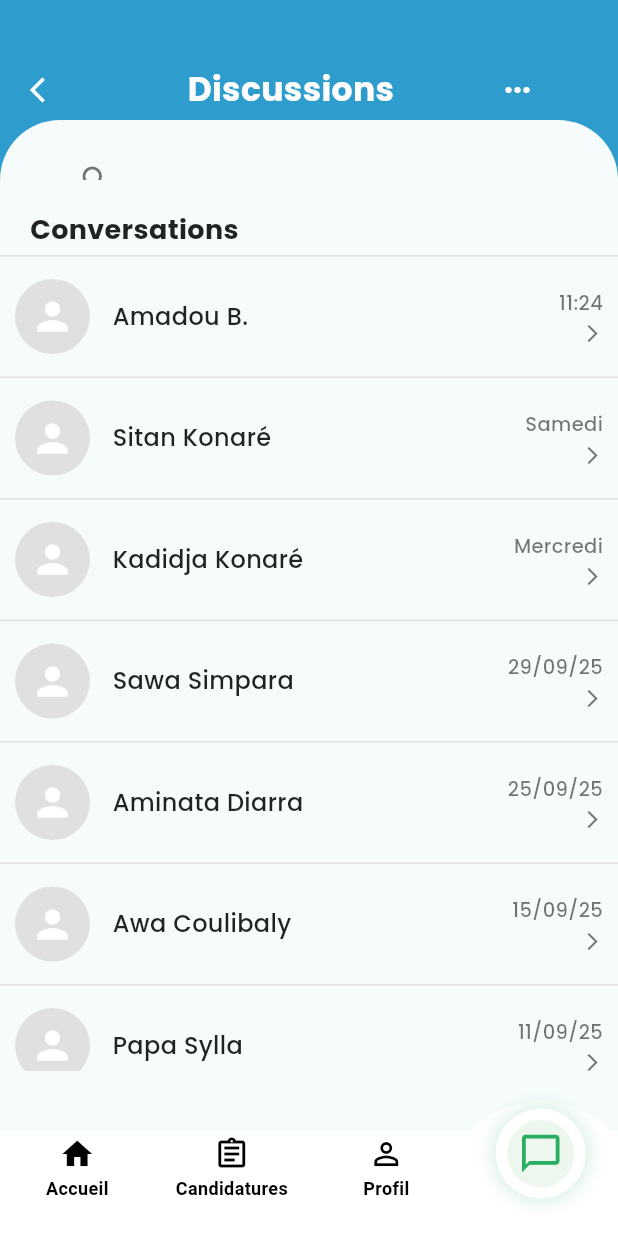
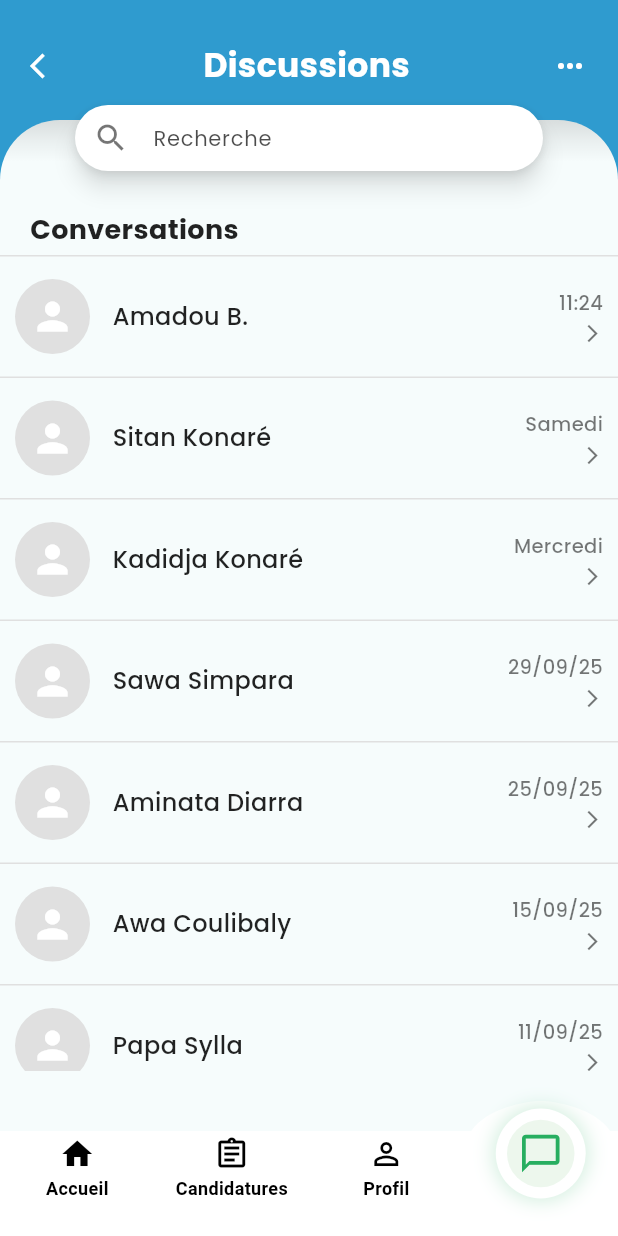
Before and after one commit to Tji-Teliman/tji_teliman_mobile, a Flutter app: the MessageConversationScreen screen opened directly, on a phone screen of 412 x 824 dp. Run offline on Flutter 3.47's test engine with Material 3 defaults, Android fonts, the light colour scheme and no system bars; our stand-ins replace google_fonts, google_maps_flutter.

Commit message:
modification de certaines pages

```diff
--- a/lib/screens/screens_jeunes/chat_screen.dart
+++ b/lib/screens/screens_jeunes/chat_screen.dart
@@ -139,6 +139,7 @@ class _ChatScreenState extends State<ChatScreen> {
       appBar: CustomHeader(
         title: widget.interlocutorName,
         useCompactStyle: true,
+        centerTitle: false,
         leftWidget: const CircleAvatar(
           radius: 18,
           backgroundColor: Colors.white,
--- a/lib/screens/screens_jeunes/message_conversation.dart
+++ b/lib/screens/screens_jeunes/message_conversation.dart
@@ -55,8 +55,7 @@ class _MessageConversationScreenState extends State<MessageConversationScreen> {
   // Widget pour la barre de recherche
   Widget _buildSearchBar() {
     return Container(
-      // La hauteur de 40 est maintenue pour respecter la taille
-      height: 40,
+      height: 44,
       decoration: BoxDecoration(
         color: Colors.white,
         borderRadius: BorderRadius.circular(25),
@@ -75,7 +74,7 @@ class _MessageConversationScreenState extends State<MessageConversationScreen> {
           hintStyle: GoogleFonts.poppins(color: darkGrey.withOpacity(0.7)),
           // Assure que le champ de texte prend toute la hauteur sans bordure
           border: InputBorder.none,
-          contentPadding: const EdgeInsets.symmetric(vertical: 8),
+          contentPadding: const EdgeInsets.symmetric(vertical: 10),
         ),
         style: GoogleFonts.poppins(fontSize: 14, color: Colors.black87),
       ),
@@ -192,16 +191,16 @@ class _MessageConversationScreenState extends State<MessageConversationScreen> {
       // 1. HEADER personnalisé avec CustomHeader
       appBar: CustomHeader(
         title: 'Discussions',
-        rightIcon: Icons.more_horiz,
+        customRightWidget: const Padding(
+          padding: EdgeInsets.only(left: 14.0),
+          child: Icon(Icons.more_horiz, color: Colors.white, size: 24),
+        ),
         onBack: () {
           Navigator.of(context).pushReplacement(
             MaterialPageRoute(builder: (context) => const HomeJeuneScreen()),
           );
         },
-        bottomWidget: Padding(
-          padding: const EdgeInsets.symmetric(horizontal: 20.0, vertical: 8.0),
-          child: _buildSearchBar(),
-        ),
+        bottomWidget: _buildSearchBar(),
       ),
 
       // 2. CORPS de la Page : Liste des Conversations
--- a/lib/widgets/custom_header.dart
+++ b/lib/widgets/custom_header.dart
@@ -7,7 +7,7 @@ import 'package:google_fonts/google_fonts.dart';
 const Color primaryBlue = Color(0xFF2563EB);
 const Color darkGrey = Colors.black54;
 
-class CustomHeader extends StatelessWidget implements PreferredSizeWidget {
+ class CustomHeader extends StatelessWidget implements PreferredSizeWidget {
   final String title;
   final IconData? rightIcon; // Icône à droite (par exemple, la cloche pour notifications ou logo)
   final Widget? customRightWidget; // Peut être un logo ou une autre icône complexe
@@ -15,8 +15,9 @@ class CustomHeader extends StatelessWidget implements PreferredSizeWidget {
   final Widget? bottomWidget; // Pour la barre de recherche (facultatif)
   final bool useCompactStyle; // Nouveau: pour utiliser le style compact (comme CompactHeader)
   final Widget? leftWidget; // Nouveau: widget à gauche (comme avatar de profil)
+  final bool centerTitle; // Nouveau: permet d'aligner le titre à gauche au besoin
 
-  const CustomHeader({
+   const CustomHeader({
     super.key,
     required this.title,
     this.rightIcon,
@@ -25,13 +26,13 @@ class CustomHeader extends StatelessWidget implements PreferredSizeWidget {
     this.bottomWidget,
     this.useCompactStyle = false, // Par défaut, style normal
     this.leftWidget, // Widget à gauche (optionnel)
+     this.centerTitle = true, // Par défaut: titre centré
   });
 
   @override
-  // Hauteur adaptée à la nouvelle structure Stack
-  // 120.0 avec bottomWidget (header + corps)
-  // 80.0 sans bottomWidget (header seulement)
-  Size get preferredSize => Size.fromHeight(bottomWidget != null ? 120.0 : 80.0);
+  // Hauteur FIXE pour garantir l'espace du cadre arrondi sur toutes les pages
+  // Même sans bottomWidget, on réserve 120px afin d'éviter que le body ne recouvre le cadre arrondi
+  Size get preferredSize => const Size.fromHeight(120.0);
 
   @override
   Widget build(BuildContext context) {
@@ -40,11 +41,13 @@ class CustomHeader extends StatelessWidget implements PreferredSizeWidget {
         // Header bleu fixe
         Container(
           height: 120,
-          color: const Color(0xFF2e9dcd), // Couleur du header
+          color: const Color(0xFF2f9bcf), // Couleur du header
           child: SafeArea(
             child: Padding(
-              padding: const EdgeInsets.symmetric(horizontal: 20.0),
-              child: Row(
+              padding: const EdgeInsets.fromLTRB(20.0, 0.0, 20.0, 0.0),
+              child: Transform.translate(
+                offset: const Offset(0, -16),
+                child: Row(
                 children: [
                   // Bouton retour
                   GestureDetector(
@@ -64,15 +67,15 @@ class CustomHeader extends StatelessWidget implements PreferredSizeWidget {
                   ],
 
                   // Titre
-                  Expanded(
-                    child: Text(
+                   Expanded(
+                     child: Text(
                       title,
                       style: GoogleFonts.poppins(
                         color: Colors.white,
                         fontSize: useCompactStyle ? 20 : 22,
                         fontWeight: FontWeight.bold,
                       ),
-                      textAlign: TextAlign.center,
+                       textAlign: centerTitle ? TextAlign.center : TextAlign.left,
                     ),
                   ),
 
@@ -82,8 +85,10 @@ class CustomHeader extends StatelessWidget implements PreferredSizeWidget {
                   else if (rightIcon != null)
                     Icon(rightIcon, color: Colors.white, size: 24),
 
-                  const SizedBox(width: 35), // Espace pour équilibrer
+                  // Espace à droite: 0 si une icône est fournie, sinon 35 pour équilibrer
+                  SizedBox(width: (customRightWidget != null || rightIcon != null) ? 0 : 35),
                 ],
+              ),
               ),
             ),
           ),
@@ -94,9 +99,9 @@ class CustomHeader extends StatelessWidget implements PreferredSizeWidget {
           padding: const EdgeInsets.only(top: 80.0),
           child: Container(
             height: double.infinity,
-            decoration: BoxDecoration(
-              color: const Color(0xFFf6fcfc), // Couleur du corps
-              borderRadius: const BorderRadius.only(
+            decoration: const BoxDecoration(
+              color: Color(0xFFf6fcfc), // Couleur du corps
+              borderRadius: BorderRadius.only(
                 topLeft: Radius.circular(60),
                 topRight: Radius.circular(60),
               ),
@@ -106,15 +111,51 @@ class CustomHeader extends StatelessWidget implements PreferredSizeWidget {
                 topLeft: Radius.circular(60),
                 topRight: Radius.circular(60),
               ),
-              child: bottomWidget != null
-                ? Padding(
-                    padding: const EdgeInsets.fromLTRB(20.0, 20.0, 20.0, 15.0),
-                    child: bottomWidget!,
-                  )
-                : null,
+              child: Stack(
+                children: [
+                  // Inner shadow en haut du cadre arrondi
+                  Positioned(
+                    top: 0,
+                    left: 0,
+                    right: 0,
+                    height: 28,
+                    child: IgnorePointer(
+                      child: Container(
+                        decoration: BoxDecoration(
+                          gradient: LinearGradient(
+                            begin: Alignment.topCenter,
+                            end: Alignment.bottomCenter,
+                            colors: [
+                              Colors.black.withOpacity(0.12),
+                              Colors.black.withOpacity(0.05),
+                              Colors.black.withOpacity(0.0),
+                            ],
+                            stops: const [0.0, 0.5, 1.0],
+                          ),
+                        ),
+                      ),
+                    ),
+                  ),
+                ],
+              ),
             ),
           ),
         ),
+
+        // bottomWidget flottant entre le header bleu et le cadre arrondi
+        if (bottomWidget != null)
+          Positioned(
+            left: 50,
+            right: 50,
+            top: 70,
+            child: Material(
+              color: Colors.transparent,
+              elevation: 6,
+              shadowColor: Colors.black54,
+              borderRadius: BorderRadius.circular(25),
+              child: bottomWidget!,
+            ),
+          ),
       ],
     );
   }
```
Also changed, not shown: lib/screens/screens_jeunes/detail_missions.dart (+7 -1 lines), lib/screens/screens_jeunes/missions_screen.dart (+26 -21 lines), 1 other file.
